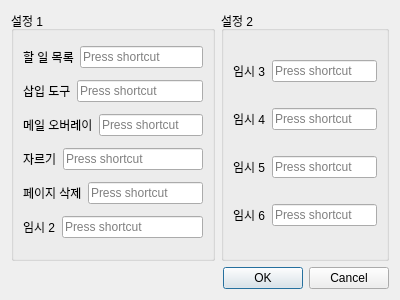
This is ui/settings.ui in Glen-Lee-glitch/new_viewer as Qt 5 draws it before an edit. The edited form follows.
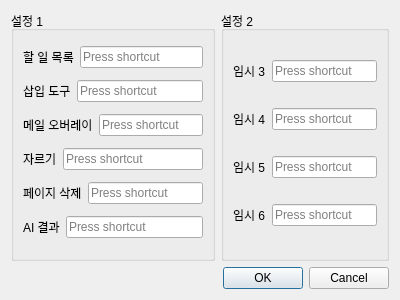
This is the edited form.

Commit message:
feat: 설정 다이얼로그에 AI 결과 단축키 설정 추가
- ui/settings.ui: "임시 2" 라벨을 "AI 결과"로 변경
- widgets/settings_dialog.py:
  - AI 결과 단축키 로드/저장 로직 추가 (기본값: "A")
  - keySequenceEdit_insert_5를 shortcuts/view_ai_results로 연결
  - 기존 unused_4 관련 코드 제거

The edit to the form file:
```diff
--- a/ui/settings.ui
+++ b/ui/settings.ui
@@ -97,7 +97,7 @@
           <item>
            <widget class="QLabel" name="label_5">
             <property name="text">
-             <string>임시 2</string>
+             <string>AI 결과</string>
             </property>
            </widget>
           </item>
```
The commit also changes 1 other file.
